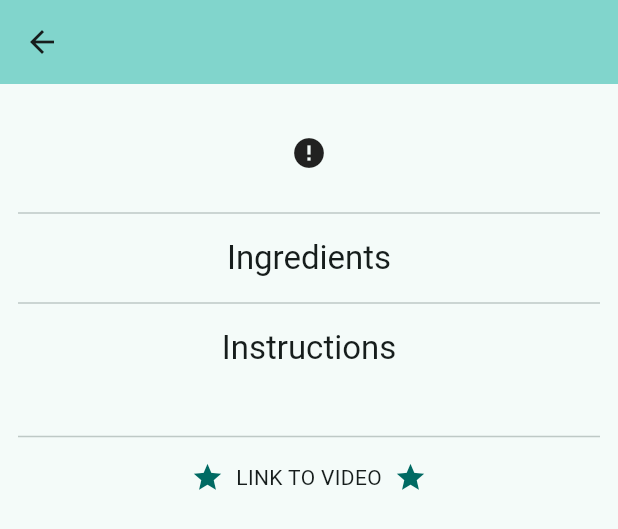
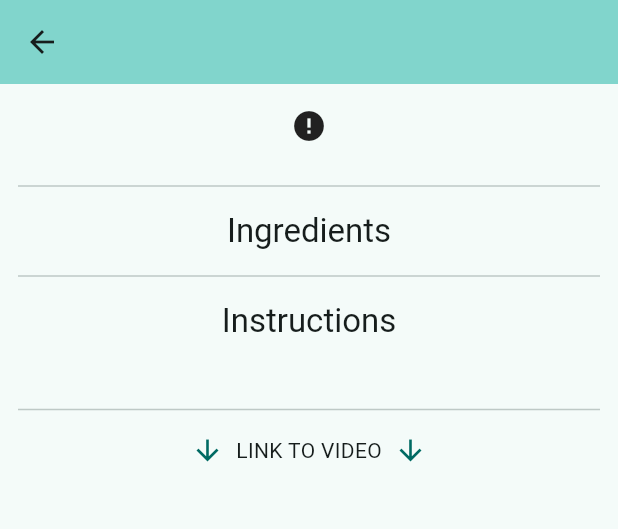
Before and after one commit to aeternam-13/RecipesAppFlutter, a Flutter app: the RecipeDetailScreen widget shown alone on an empty page, opened directly with empty values, on a phone screen of 412 x 824 dp. Shown: the top 529 px of the screen. Run offline on Flutter 3.47's test engine with Material 3 defaults, Android fonts, the phone set to English and light mode, and no system bars; drawn by our look-alikes of cached_network_image; our stand-ins replace dart_mappable, flutter_bloc, get_it, hive_ce, multiple_result; accounts and stored records are empty; generated files the repository leaves out were written again; network calls fail.

Commit message:
favorites

```diff
--- a/lib/feature_recipes/presentation/recipe_detail/recipes_detail_screen.dart
+++ b/lib/feature_recipes/presentation/recipe_detail/recipes_detail_screen.dart
@@ -7,11 +7,11 @@ class RecipeDetailScreen extends StatelessWidget {
   const RecipeDetailScreen({
     super.key,
     required this.recipe,
-    required this.addToFavorites,
+    required this.isFavorite,
   });
 
   final Recipe recipe;
-  final VoidCallback addToFavorites;
+  final bool isFavorite;
 
   @override
   Widget build(BuildContext context) {
@@ -39,7 +39,16 @@ class RecipeDetailScreen extends StatelessWidget {
             mainAxisAlignment: MainAxisAlignment.start,
             crossAxisAlignment: CrossAxisAlignment.center,
             children: [
-              SizedBox(height: 10),
+              if (isFavorite)
+                Row(
+                  mainAxisAlignment: MainAxisAlignment.center,
+                  spacing: 8,
+                  children: [
+                    Icon(Icons.star, size: 12, color: theme.primaryColor),
+                    Text("FAVORITE", style: TextStyle(fontSize: 12)),
+                    Icon(Icons.star, size: 12, color: theme.primaryColor),
+                  ],
+                ),
               Padding(
                 padding: const EdgeInsets.all(4.0),
                 child: Hero(
@@ -65,8 +74,8 @@ class RecipeDetailScreen extends StatelessWidget {
                     ),
                 ],
               ),
+              Divider(),
 
-              Divider(),
               Text("Ingredients", style: theme.textTheme.titleLarge),
               ...List.generate(
                 recipe.ingredients.length,
@@ -76,6 +85,7 @@ class RecipeDetailScreen extends StatelessWidget {
                 ),
               ),
               Divider(),
+
               Text("Instructions", style: theme.textTheme.titleLarge),
               Text(recipe.instructions),
               Divider(),
@@ -83,9 +93,17 @@ class RecipeDetailScreen extends StatelessWidget {
                 mainAxisAlignment: MainAxisAlignment.center,
                 spacing: 8,
                 children: [
-                  Icon(Icons.star, size: 22, color: theme.primaryColor),
+                  Icon(
+                    Icons.arrow_downward,
+                    size: 22,
+                    color: theme.primaryColor,
+                  ),
                   Text("LINK TO VIDEO"),
-                  Icon(Icons.star, size: 22, color: theme.primaryColor),
+                  Icon(
+                    Icons.arrow_downward,
+                    size: 22,
+                    color: theme.primaryColor,
+                  ),
                 ],
               ),
               Text(recipe.videoLink, style: theme.textTheme.labelLarge),
--- a/lib/feature_recipes/presentation/recipe_search/recipe_search_event.dart
+++ b/lib/feature_recipes/presentation/recipe_search/recipe_search_event.dart
@@ -1,3 +1,5 @@
+import 'package:recipes_app/feature_recipes/domain/model/recipe.dart';
+
 sealed class RecipeSearchEvent {}
 
 class EnteredValue extends RecipeSearchEvent {
@@ -10,3 +12,10 @@ class Search extends RecipeSearchEvent {}
 class SerachResult extends RecipeSearchEvent {}
 
 class GetRecipes extends RecipeSearchEvent {}
+
+class GetFavorites extends RecipeSearchEvent {}
+
+class ToogleFavorites extends RecipeSearchEvent {
+  final Recipe recipe;
+  ToogleFavorites({required this.recipe});
+}
--- a/lib/feature_recipes/presentation/recipe_search/recipe_search_state.dart
+++ b/lib/feature_recipes/presentation/recipe_search/recipe_search_state.dart
@@ -1,5 +1,5 @@
 import 'package:recipes_app/core/errors.dart';
-import 'package:recipes_app/feature_recipes/domain/model/recipe.dart';
+import 'package:recipes_app/feature_recipes/presentation/recipe_search/recipe_search_state_holder.dart';
 
 sealed class RecipeSearchState {}
 
@@ -14,7 +14,8 @@ class ErrorSearch extends RecipeSearchState {
 }
 
 class SearchFoundState extends RecipeSearchState {
-  final List<Recipe> recipesFound;
+  final RecipeSearchStateHolder stateHolder;
 
-  SearchFoundState({required this.recipesFound});
+
+  SearchFoundState({required this.stateHolder});
 }
--- a/lib/feature_recipes/presentation/recipe_search/recipe_search_state_holder.dart
+++ b/lib/feature_recipes/presentation/recipe_search/recipe_search_state_holder.dart
@@ -8,15 +8,18 @@ class RecipeSearchStateHolder with RecipeSearchStateHolderMappable {
   final List<Recipe> filtered;
   final List<Recipe> allRecipes;
   final String value;
+  final Set<String> favorites;
 
   RecipeSearchStateHolder({
     required this.filtered,
     required this.allRecipes,
     required this.value,
+    required this.favorites,
   });
 
   RecipeSearchStateHolder.initial()
     : filtered = [],
       allRecipes = [],
-      value = "";
+      value = "",
+      favorites = {};
 }
--- a/lib/feature_recipes/presentation/recipes/recipes_event.dart
+++ b/lib/feature_recipes/presentation/recipes/recipes_event.dart
@@ -1,3 +1,5 @@
+import 'package:recipes_app/feature_recipes/domain/model/recipe.dart';
+
 abstract class RecipesEvent {}
 
 class GetRecipes extends RecipesEvent {}
@@ -6,4 +8,7 @@ class AddToFavorites extends RecipesEvent {}
 
 class GetFavorites extends RecipesEvent {}
 
-class ToogleFavorites extends RecipesEvent {}
+class ToogleFavorites extends RecipesEvent {
+  final Recipe recipe;
+  ToogleFavorites({required this.recipe});
+}
```
Also changed, not shown: lib/feature_recipes/data/repository/recipe_repository_impl.dart (+5 -4 lines), lib/feature_recipes/presentation/common/recipe_detail.dart (+22 -4 lines), lib/feature_recipes/presentation/recipe_search/recipe_search_bloc.dart (+20 -1 lines), lib/feature_recipes/presentation/recipe_search/recipe_search_screen.dart (+11 -2 lines), lib/feature_recipes/presentation/recipe_search/recipe_search_state_holder.mapper.dart (+20 -5 lines), lib/feature_recipes/presentation/recipes/recipes_bloc.dart (+13 -9 lines), lib/feature_recipes/presentation/recipes/recipes_screen.dart (+10 -1 lines), pubspec.lock, 1 other file.
